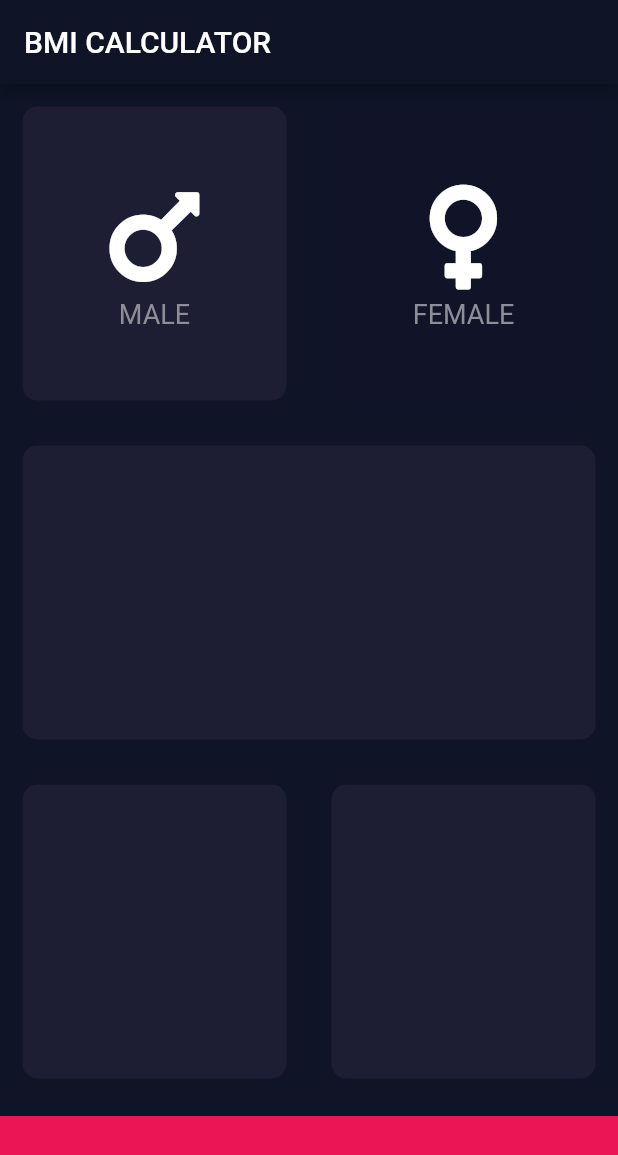
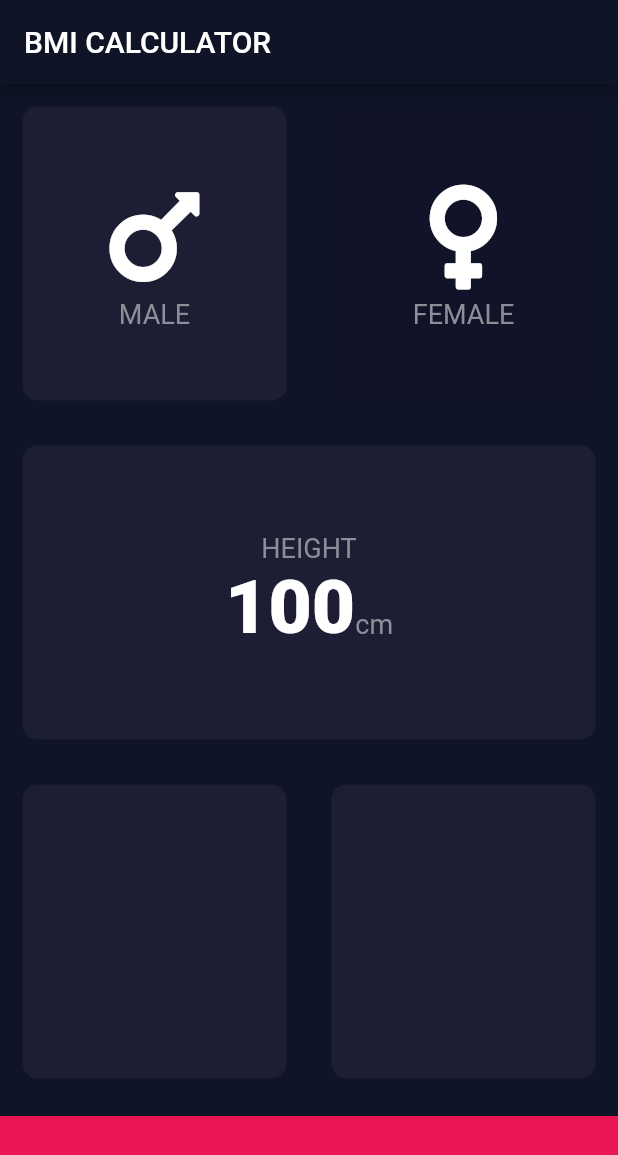
Before and after one commit to prsheth/bmi_calculator, a Flutter app: the screen it shows after launch, after a tap on "MALE", on a phone screen of 412 x 824 dp. Shown: the top 1155 px of the screen. Run offline on Flutter 3.47's test engine with Material 2 defaults, Android fonts, the phone set to English and light mode, and no system bars; our stand-ins replace font_awesome_flutter.

Commit message:
Added constants file to effectively manage constants across the project, added more widgets to implement design

```diff
--- /dev/null
+++ b/lib/constants.dart
@@ -0,0 +1,19 @@
+import 'package:flutter/material.dart';
+
+// USE THE k NAMING CONVENTION FOR CONSTANTS IN DART
+const kIconSize = 80.0;
+const kFontSize = 18.0;
+const kLabelTextStyle = TextStyle(
+  fontSize: kFontSize,
+  color: Color(0xFF8D8E98),
+);
+
+const kBottomContainerHeight = 80.0;
+const kColourReusableCards = Color(0xFF1D1E33);
+const kInactiveColourReusableCards = Color(0xFF111328);
+const kBottomContainerColour = Color(0xFFEB1555);
+
+const kNumberTextStyle = TextStyle(
+  fontSize: 50.0,
+  fontWeight: FontWeight.w900,
+);
--- a/lib/icon_content.dart
+++ b/lib/icon_content.dart
@@ -1,7 +1,5 @@
 import 'package:flutter/material.dart';
-
-const iconSize = 80.0;
-const fontSize = 18.0;
+import 'constants.dart';
 
 class IconContent extends StatelessWidget {
   IconContent({@required this.iconName, this.label});
@@ -15,17 +13,14 @@ class IconContent extends StatelessWidget {
       children: <Widget>[
         Icon(
           iconName,
-          size: iconSize,
+          size: kIconSize,
         ),
         SizedBox(
           height: 1.5,
         ),
         Text(
           label,
-          style: TextStyle(
-            fontSize: fontSize,
-            color: Color(0xFF8D8E98),
-          ),
+          style: kLabelTextStyle,
         )
       ],
     );
--- a/lib/input_page.dart
+++ b/lib/input_page.dart
@@ -2,11 +2,7 @@ import 'package:flutter/material.dart';
 import 'package:font_awesome_flutter/font_awesome_flutter.dart';
 import 'resuable_card.dart';
 import 'icon_content.dart';
-
-const bottomContainerHeight = 80.0;
-const colourReusableCards = Color(0xFF1D1E33);
-const inactiveColourReusableCards = Color(0xFF111328);
-const bottomContainerColour = Color(0xFFEB1555);
+import 'constants.dart';
 
 enum Gender { male, female }
 
@@ -16,16 +12,16 @@ class InputPage extends StatefulWidget {
 }
 
 class _InputPageState extends State<InputPage> {
-  Color maleCardColor = inactiveColourReusableCards;
-  Color femaleCardColor = inactiveColourReusableCards;
+  Color maleCardColor = kInactiveColourReusableCards;
+  Color femaleCardColor = kInactiveColourReusableCards;
 
   void toggleColor(Gender selectedGender) {
     selectedGender == Gender.male
-        ? maleCardColor = colourReusableCards
-        : maleCardColor = inactiveColourReusableCards;
+        ? maleCardColor = kColourReusableCards
+        : maleCardColor = kInactiveColourReusableCards;
     selectedGender == Gender.female
-        ? femaleCardColor = colourReusableCards
-        : femaleCardColor = inactiveColourReusableCards;
+        ? femaleCardColor = kColourReusableCards
+        : femaleCardColor = kInactiveColourReusableCards;
   }
 
   @override
@@ -77,7 +73,34 @@ class _InputPageState extends State<InputPage> {
               children: <Widget>[
                 Expanded(
                   child: ReusableCard(
-                    colour: colourReusableCards,
+                    colour: kColourReusableCards,
+                    cardChild: Column(
+                      mainAxisAlignment: MainAxisAlignment.center,
+                      children: <Widget>[
+                        Text(
+                          'HEIGHT',
+                          style: kLabelTextStyle,
+                        ),
+                        Row(
+                          textBaseline: TextBaseline
+                              .alphabetic, //NEEDS TO BE DEFINED WHEN USING TEXT TO ALIGN BASELINE
+                          mainAxisAlignment: MainAxisAlignment
+                              .center, //Along the height of the row
+                          crossAxisAlignment: CrossAxisAlignment
+                              .baseline, //Along the width of the row
+                          children: <Widget>[
+                            Text(
+                              '100',
+                              style: kNumberTextStyle,
+                            ),
+                            Text(
+                              'cm',
+                              style: kLabelTextStyle,
+                            )
+                          ],
+                        )
+                      ],
+                    ),
                   ),
                 ),
               ],
@@ -88,22 +111,22 @@ class _InputPageState extends State<InputPage> {
               children: <Widget>[
                 Expanded(
                   child: ReusableCard(
-                    colour: colourReusableCards,
+                    colour: kColourReusableCards,
                   ),
                 ),
                 Expanded(
                   child: ReusableCard(
-                    colour: colourReusableCards,
+                    colour: kColourReusableCards,
                   ),
                 ),
               ],
             ),
           ),
           Container(
-            color: bottomContainerColour,
+            color: kBottomContainerColour,
             margin: EdgeInsets.only(top: 10.0),
             width: double.infinity,
-            height: bottomContainerHeight,
+            height: kBottomContainerHeight,
           )
         ],
       ),
```
